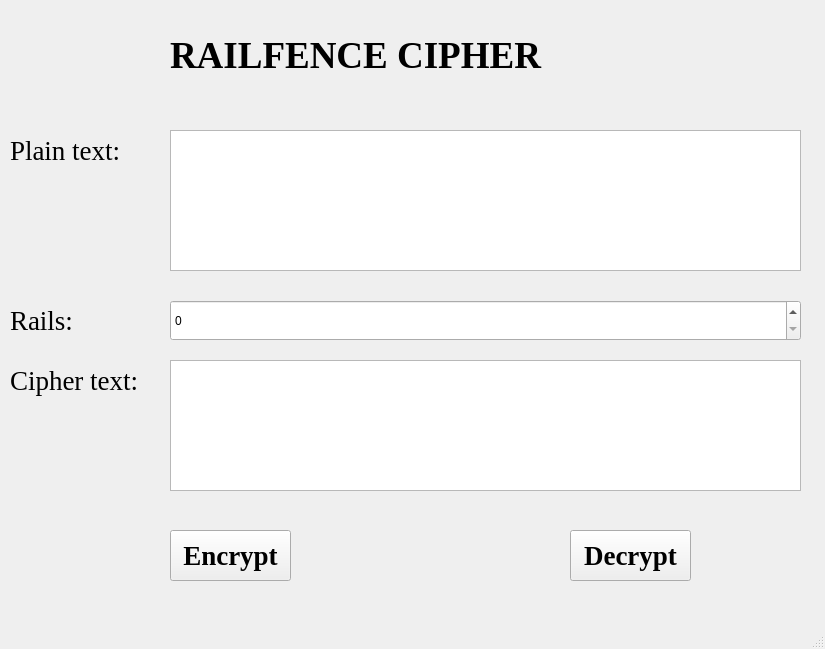
Above: lab03/ui/railfence.ui from PhamVanPhuc1748/bmttnc-hutech-2380601748 before the change. Below: the same form after it.
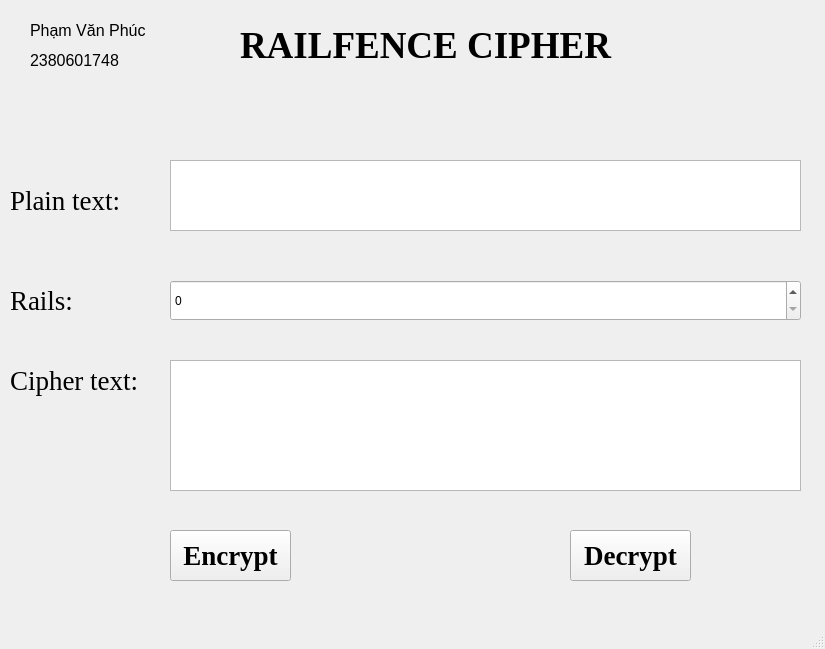
That is the form after the change.

Diff of the .ui file:
```diff
--- a/lab03/ui/railfence.ui
+++ b/lab03/ui/railfence.ui
@@ -17,8 +17,8 @@
    <widget class="QLabel" name="label">
     <property name="geometry">
      <rect>
-      <x>170</x>
-      <y>30</y>
+      <x>240</x>
+      <y>20</y>
       <width>491</width>
       <height>51</height>
      </rect>
@@ -39,7 +39,7 @@
     <property name="geometry">
      <rect>
       <x>10</x>
-      <y>130</y>
+      <y>180</y>
       <width>161</width>
       <height>41</height>
      </rect>
@@ -77,7 +77,7 @@
     <property name="geometry">
      <rect>
       <x>10</x>
-      <y>300</y>
+      <y>280</y>
       <width>151</width>
       <height>41</height>
      </rect>
@@ -96,9 +96,9 @@
     <property name="geometry">
      <rect>
       <x>170</x>
-      <y>130</y>
+      <y>160</y>
       <width>631</width>
-      <height>141</height>
+      <height>71</height>
      </rect>
     </property>
     <property name="font">
@@ -168,12 +168,48 @@
     <property name="geometry">
      <rect>
       <x>170</x>
-      <y>300</y>
+      <y>280</y>
       <width>631</width>
       <height>41</height>
      </rect>
     </property>
    </widget>
+   <widget class="QLabel" name="label_6">
+    <property name="geometry">
+     <rect>
+      <x>30</x>
+      <y>50</y>
+      <width>121</width>
+      <height>21</height>
+     </rect>
+    </property>
+    <property name="font">
+     <font>
+      <pointsize>12</pointsize>
+     </font>
+    </property>
+    <property name="text">
+     <string>2380601748</string>
+    </property>
+   </widget>
+   <widget class="QLabel" name="label_5">
+    <property name="geometry">
+     <rect>
+      <x>30</x>
+      <y>20</y>
+      <width>121</width>
+      <height>21</height>
+     </rect>
+    </property>
+    <property name="font">
+     <font>
+      <pointsize>12</pointsize>
+     </font>
+    </property>
+    <property name="text">
+     <string>Phạm Văn Phúc</string>
+    </property>
+   </widget>
   </widget>
   <widget class="QMenuBar" name="menubar">
    <property name="geometry">
```
Left out of the diff: 2 changed lines with no effect on the pictures.
